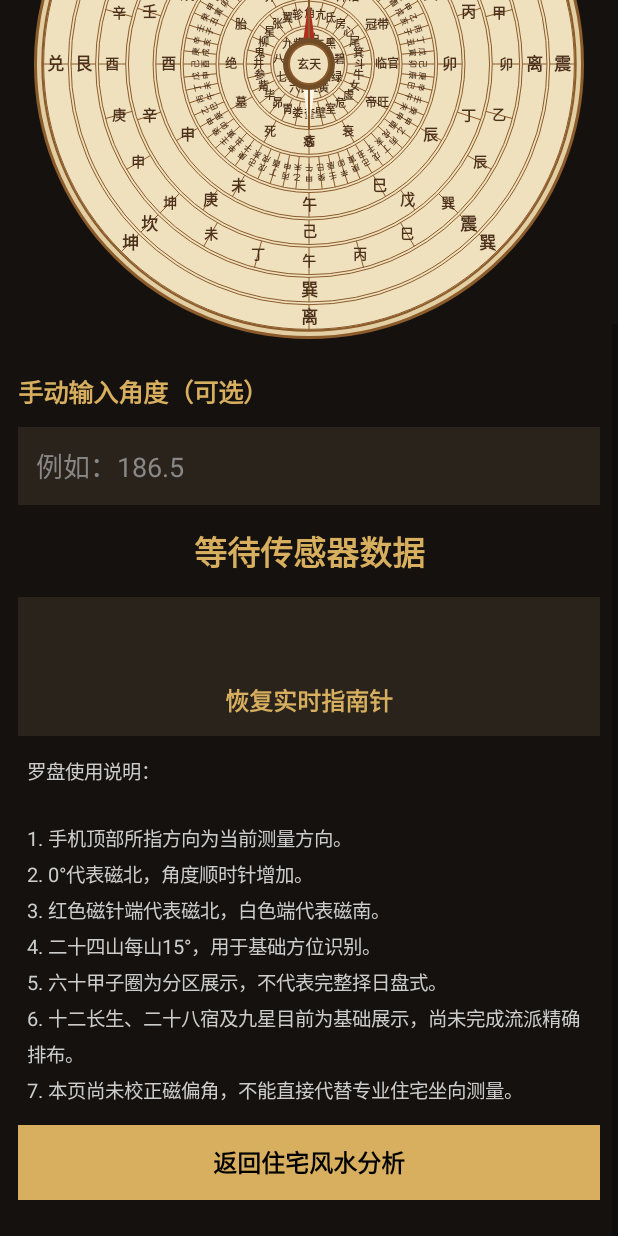
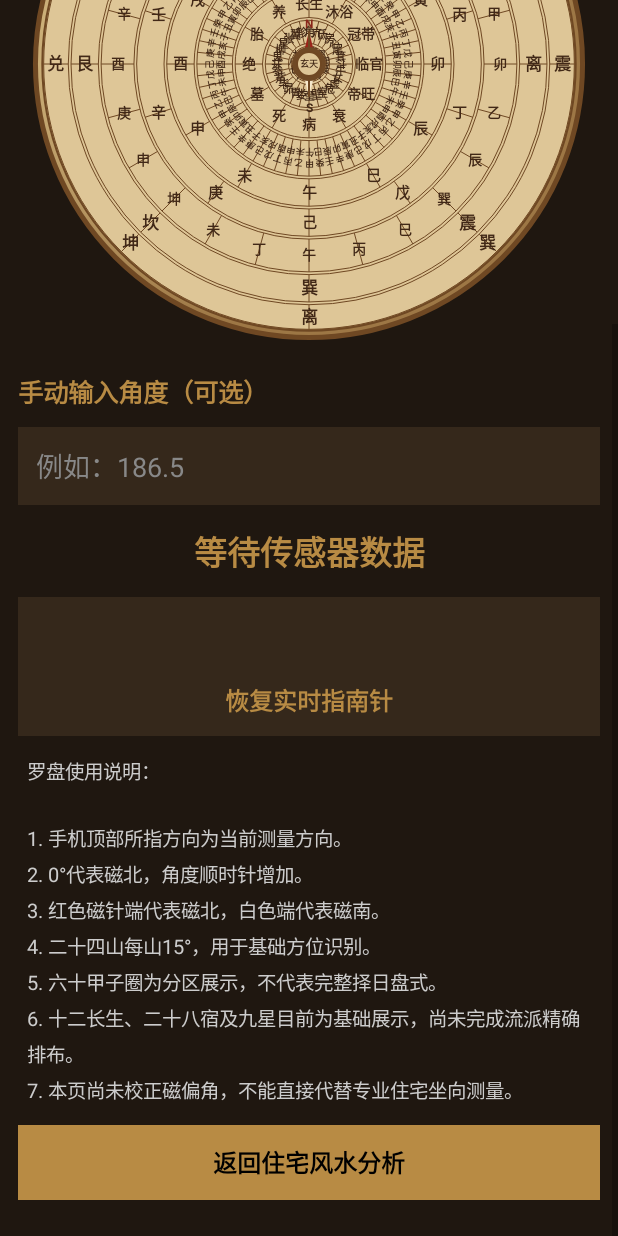
Before and after one commit to HanGDK1688/XuanTian-Compass, an Android app: the ResidenceDirectionActivity screen opened directly, with no data from a screen before it, scrolled down 293 dp, on a phone screen of 412 x 824 dp. Run offline under Robolectric (Android 15) with nearby library versions, the phone set to English and light mode, and no system bars.

Commit message:
Refactor colors and drawing parameters in compass
Updated color values and improved drawing parameters for the compass view.

```diff
--- a/app/src/main/java/com/xuantian/compass/ResidenceDirectionActivity.java
+++ b/app/src/main/java/com/xuantian/compass/ResidenceDirectionActivity.java
@@ -7,6 +7,8 @@ import android.graphics.Color;
 import android.graphics.Paint;
 import android.graphics.Path;
 import android.graphics.Typeface;
+import android.graphics.RadialGradient;
+import android.graphics.Shader;
 import android.view.Gravity;
 import android.view.View;
 import android.widget.EditText;
@@ -22,7 +24,6 @@ import android.hardware.SensorEvent;
 import android.hardware.SensorEventListener;
 import android.hardware.SensorManager;
 import android.view.inputmethod.InputMethodManager;
-
 import java.util.Locale;
 
 public class ResidenceDirectionActivity extends Activity
@@ -48,9 +49,9 @@ public class ResidenceDirectionActivity extends Activity
     private double currentAngle = 0;
     private boolean manualMode = false;
 
-    private final int gold = Color.rgb(215, 175, 95);
-    private final int background = Color.rgb(20, 17, 14);
-    private final int panel = Color.rgb(42, 35, 28);
+    private final int gold = Color.rgb(184, 139, 68);
+    private final int background = Color.rgb(31, 23, 16);
+    private final int panel = Color.rgb(53, 40, 27);
     private final int white = Color.WHITE;
     private final int gray = Color.LTGRAY;
 
@@ -199,7 +200,6 @@ public class ResidenceDirectionActivity extends Activity
         LinearLayout root = new LinearLayout(this);
         root.setOrientation(LinearLayout.VERTICAL);
         root.setPadding(dp(12), dp(14), dp(12), dp(24));
-
         scrollView.addView(root);
 
         TextView title = new TextView(this);
@@ -297,8 +297,7 @@ public class ResidenceDirectionActivity extends Activity
                 "4. 二十四山每山15°，用于基础方位识别。\n" +
                 "5. 六十甲子圈为分区展示，不代表完整择日盘式。\n" +
                 "6. 十二长生、二十八宿及九星目前为基础展示，尚未完成流派精确排布。\n" +
-                "7. 本页尚未校正磁偏角，不能直接代替专业住宅坐向测量。"
-        );
+                "7. 本页尚未校正磁偏角，不能直接代替专业住宅坐向测量。");
         note.setTextColor(gray);
         note.setTextSize(13);
         note.setLineSpacing(dp(5), 1f);
@@ -436,19 +435,17 @@ public class ResidenceDirectionActivity extends Activity
                         .getDisplayMetrics().density + 0.5f);
     }
 
-    /**
-     * 仿古九圈罗盘绘制区域
-     */
     private class CompassDialView extends View {
 
         private final Paint paint =
                 new Paint(Paint.ANTI_ALIAS_FLAG);
 
-        private final int paper = Color.rgb(226, 207, 163);
-        private final int paperLight = Color.rgb(239, 224, 190);
-        private final int ink = Color.rgb(75, 48, 27);
-        private final int bronze = Color.rgb(139, 91, 43);
-        private final int redInk = Color.rgb(155, 43, 31);
+        private final int paper = Color.rgb(202, 174, 119);
+        private final int paperLight = Color.rgb(222, 198, 151);
+        private final int paperDark = Color.rgb(157, 119, 69);
+        private final int ink = Color.rgb(65, 40, 23);
+        private final int bronze = Color.rgb(111, 72, 35);
+        private final int redInk = Color.rgb(137, 38, 26);
 
         private final String[] baguaLater = {
                 "坎", "艮", "震", "巽",
@@ -545,14 +542,27 @@ public class ResidenceDirectionActivity extends Activity
             float cy = getHeight() / 2f;
             float radius = Math.min(width, getHeight()) * 0.47f;
 
-            // 仿古纸质底盘
+            // 仿古宣纸渐变底色
             paint.setStyle(Paint.Style.FILL);
-            paint.setColor(paper);
+            paint.setShader(new RadialGradient(
+                    cx - radius * 0.18f,
+                    cy - radius * 0.20f,
+                    radius * 1.15f,
+                    new int[]{
+                            paperLight,
+                            paper,
+                            paperDark
+                    },
+                    new float[]{0f, 0.72f, 1f},
+                    Shader.TileMode.CLAMP));
+
             canvas.drawCircle(cx, cy, radius, paint);
+            paint.setShader(null);
 
+            // 外缘双层旧铜边框
             paint.setStyle(Paint.Style.STROKE);
             paint.setColor(bronze);
-            paint.setStrokeWidth(dp(2));
+            paint.setStrokeWidth(dp(3));
             canvas.drawCircle(cx, cy, radius, paint);
 
             paint.setStrokeWidth(dp(1));
@@ -561,44 +571,40 @@ public class ResidenceDirectionActivity extends Activity
             canvas.save();
             canvas.rotate((float) -selectedAngle, cx, cy);
 
-            // 第一圈：后天八卦
             drawRing(canvas, cx, cy, radius,
                     0.88f, 0.97f, baguaLater, 8, 11);
 
-            // 第二圈：先天八卦
             drawRing(canvas, cx, cy, radius,
-                    0.78f, 0.87f, baguaEarlier, 8, 11);
+                    0.77f, 0.87f, baguaEarlier, 8, 11);
 
-            // 第三圈：二十四山
             drawRing(canvas, cx, cy, radius,
-                    0.67f, 0.77f, mountains, 24, 9);
+                    0.64f, 0.76f, mountains, 24, 9);
 
-            // 第四圈：十天干
             drawRing(canvas, cx, cy, radius,
-                    0.57f, 0.66f, stems, 10, 10);
+                    0.53f, 0.63f, stems, 10, 10);
 
-            // 第五圈：十二地支
             drawRing(canvas, cx, cy, radius,
-                    0.47f, 0.56f, branches, 12, 10);
+                    0.42f, 0.52f, branches, 12, 10);
 
-            // 第六圈：六十甲子，两个字沿半径竖排
+            // 加宽六十甲子圈
             drawSixtyJiaZiRing(canvas, cx, cy, radius,
-                    0.34f, 0.46f);
+                    0.28f, 0.41f);
 
-            // 第七圈：十二长生
+            // 加宽十二长生圈
             drawRing(canvas, cx, cy, radius,
-                    0.24f, 0.33f, twelveStages, 12, 8);
+                    0.17f, 0.27f, twelveStages, 12, 9);
 
-            // 第八圈：二十八宿
+            // 加宽二十八宿圈
             drawRing(canvas, cx, cy, radius,
-                    0.14f, 0.23f, twentyEightMansions, 28, 7);
+                    0.075f, 0.16f, twentyEightMansions, 28, 7);
 
-            // 第九圈：九星
+            // 九星圈
             drawRing(canvas, cx, cy, radius,
-                    0.055f, 0.13f, nineStars, 9, 7);
+                    0.025f, 0.065f, nineStars, 9, 6);
 
             canvas.restore();
 
+            // 缩短磁针，减少对中心圈层的遮挡
             drawNorthSouthNeedle(canvas, cx, cy, radius);
             drawCenterAxis(canvas, cx, cy);
         }
@@ -620,11 +626,10 @@ public class ResidenceDirectionActivity extends Activity
 
             paint.setStyle(Paint.Style.FILL);
             paint.setColor(paperLight);
-
             canvas.drawCircle(cx, cy, outer, paint);
 
             paint.setStyle(Paint.Style.STROKE);
-            paint.setStrokeWidth(dp(0.8f));
+            paint.setStrokeWidth(dp(0.9f));
             paint.setColor(bronze);
 
             canvas.drawCircle(cx, cy, inner, paint);
@@ -650,7 +655,6 @@ public class ResidenceDirectionActivity extends Activity
             paint.setTypeface(Typeface.DEFAULT_BOLD);
             paint.setTextAlign(Paint.Align.CENTER);
             paint.setTextSize(dp(textSizeDp));
-            paint.setColor(ink);
 
             for (int i = 0; i < labels.length; i++) {
                 double angle = Math.toRadians(
@@ -661,11 +665,9 @@ public class ResidenceDirectionActivity extends Activity
                 float ty = cy
                         + (float) Math.sin(angle) * middle;
 
-                if (i == 0 && labels.length == 24) {
-                    paint.setColor(redInk);
-                } else {
-                    paint.setColor(ink);
-                }
+                paint.setColor(
+                        (i == 0 && labels.length == 24)
+                                ? redInk : ink);
 
                 canvas.drawText(
                         labels[i],
@@ -699,8 +701,7 @@ public class ResidenceDirectionActivity extends Activity
             canvas.drawCircle(cx, cy, outer, paint);
 
             for (int i = 0; i < 60; i++) {
-                double angle = Math.toRadians(
-                        i * 6.0 - 90);
+                double angle = Math.toRadians(i * 6.0 - 90);
 
                 float x1 = cx
                         + (float) Math.cos(angle) * inner;
@@ -717,12 +718,11 @@ public class ResidenceDirectionActivity extends Activity
             paint.setStyle(Paint.Style.FILL);
             paint.setTypeface(Typeface.DEFAULT_BOLD);
             paint.setTextAlign(Paint.Align.CENTER);
-            paint.setTextSize(dp(5.5f));
+            paint.setTextSize(dp(6));
             paint.setColor(ink);
 
             for (int i = 0; i < sixtyJiaZi.length; i++) {
-                double angle = Math.toRadians(
-                        i * 6.0 - 90);
+                double angle = Math.toRadians(i * 6.0 - 90);
 
                 float tx = cx
                         + (float) Math.cos(angle) * middle;
@@ -740,7 +740,7 @@ public class ResidenceDirectionActivity extends Activity
                 canvas.drawText(
                         first, tx, ty - dp(1), paint);
                 canvas.drawText(
-                        second, tx, ty + dp(5), paint);
+                        second, tx, ty + dp(6), paint);
 
                 canvas.restore();
             }
@@ -752,8 +752,8 @@ public class ResidenceDirectionActivity extends Activity
                 float cy,
                 float radius) {
 
-            float length = radius * 0.24f;
-            float halfWidth = dp(6);
+            float length = radius * 0.12f;
+            float halfWidth = dp(5);
 
             Path north = new Path();
             north.moveTo(cx, cy - length);
@@ -762,7 +762,7 @@ public class ResidenceDirectionActivity extends Activity
             north.close();
 
             paint.setStyle(Paint.Style.FILL);
-            paint.setColor(Color.rgb(176, 45, 32));
+            paint.setColor(Color.rgb(155, 37, 26));
             canvas.drawPath(north, paint);
 
             Path south = new Path();
@@ -771,7 +771,7 @@ public class ResidenceDirectionActivity extends Activity
             south.lineTo(cx + halfWidth, cy);
             south.close();
 
-            paint.setColor(Color.rgb(250, 246, 229));
+            paint.setColor(Color.rgb(246, 233, 205));
             canvas.drawPath(south, paint);
 
             paint.setStyle(Paint.Style.STROKE);
@@ -785,15 +785,15 @@ public class ResidenceDirectionActivity extends Activity
             paint.setStyle(Paint.Style.FILL);
             paint.setTextAlign(Paint.Align.CENTER);
             paint.setTypeface(Typeface.DEFAULT_BOLD);
-            paint.setTextSize(dp(9));
+            paint.setTextSize(dp(8));
 
             paint.setColor(redInk);
             canvas.drawText(
-                    "N", cx, cy - length - dp(3), paint);
+                    "N", cx, cy - length - dp(2), paint);
 
             paint.setColor(ink);
             canvas.drawText(
-                    "S", cx, cy + length + dp(11), paint);
+                    "S", cx, cy + length + dp(10), paint);
         }
 
         private void drawCenterAxis(
@@ -802,27 +802,27 @@ public class ResidenceDirectionActivity extends Activity
                 float cy) {
 
             paint.setStyle(Paint.Style.FILL);
-            paint.setColor(Color.rgb(112, 76, 39));
-            canvas.drawCircle(cx, cy, dp(17), paint);
+            paint.setColor(Color.rgb(111, 73, 37));
+            canvas.drawCircle(cx, cy, dp(11), paint);
 
             paint.setColor(paperLight);
-            canvas.drawCircle(cx, cy, dp(13), paint);
+            canvas.drawCircle(cx, cy, dp(8), paint);
 
             paint.setStyle(Paint.Style.STROKE);
             paint.setStrokeWidth(dp(1));
             paint.setColor(bronze);
-            canvas.drawCircle(cx, cy, dp(13), paint);
+            canvas.drawCircle(cx, cy, dp(8), paint);
 
             paint.setStyle(Paint.Style.FILL);
             paint.setColor(ink);
             paint.setTextAlign(Paint.Align.CENTER);
-            paint.setTextSize(dp(8));
+            paint.setTextSize(dp(6));
             paint.setTypeface(Typeface.DEFAULT_BOLD);
 
             canvas.drawText(
                     "玄天",
                     cx,
-                    cy + dp(3),
+                    cy + dp(2),
                     paint);
         }
     }
```
